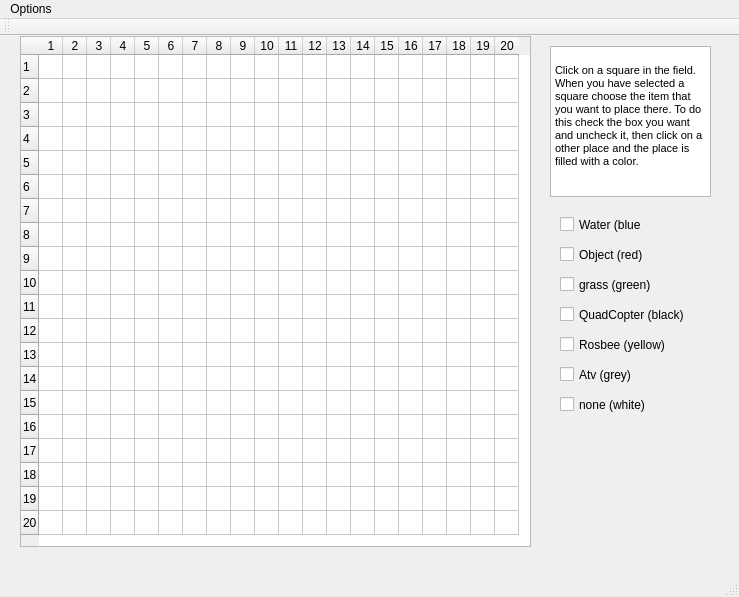
Qt form Martijn_van_der_Struijk/IndividueleOpdracht/mainwindow.ui (madmilla/THO78-Roborescue) before a commit.
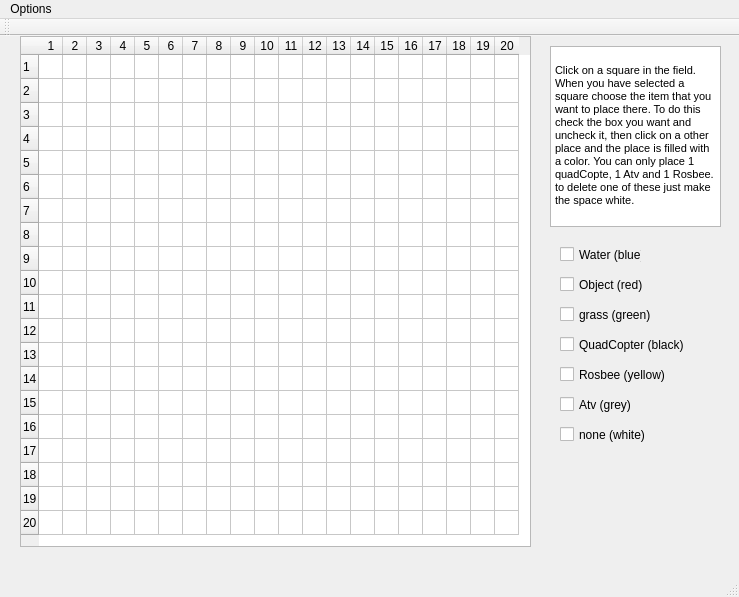
The same form after that commit.

Patch:
```diff
--- a/Martijn_van_der_Struijk/IndividueleOpdracht/mainwindow.ui
+++ b/Martijn_van_der_Struijk/IndividueleOpdracht/mainwindow.ui
@@ -86,7 +86,7 @@
     <property name="geometry">
      <rect>
       <x>560</x>
-      <y>180</y>
+      <y>210</y>
       <width>82</width>
       <height>17</height>
      </rect>
@@ -102,7 +102,7 @@
     <property name="geometry">
      <rect>
       <x>560</x>
-      <y>210</y>
+      <y>240</y>
       <width>121</width>
       <height>17</height>
      </rect>
@@ -115,7 +115,7 @@
     <property name="geometry">
      <rect>
       <x>560</x>
-      <y>240</y>
+      <y>270</y>
       <width>101</width>
       <height>17</height>
      </rect>
@@ -128,7 +128,7 @@
     <property name="geometry">
      <rect>
       <x>560</x>
-      <y>270</y>
+      <y>300</y>
       <width>131</width>
       <height>17</height>
      </rect>
@@ -141,7 +141,7 @@
     <property name="geometry">
      <rect>
       <x>560</x>
-      <y>300</y>
+      <y>330</y>
       <width>121</width>
       <height>17</height>
      </rect>
@@ -154,7 +154,7 @@
     <property name="geometry">
      <rect>
       <x>560</x>
-      <y>330</y>
+      <y>360</y>
       <width>91</width>
       <height>17</height>
      </rect>
@@ -167,7 +167,7 @@
     <property name="geometry">
      <rect>
       <x>560</x>
-      <y>360</y>
+      <y>390</y>
       <width>101</width>
       <height>17</height>
      </rect>
@@ -181,8 +181,8 @@
      <rect>
       <x>550</x>
       <y>10</y>
-      <width>161</width>
-      <height>151</height>
+      <width>171</width>
+      <height>181</height>
      </rect>
     </property>
     <property name="html">
@@ -191,7 +191,7 @@
 p, li { white-space: pre-wrap; }
 &lt;/style&gt;&lt;/head&gt;&lt;body style=&quot; font-family:'MS Shell Dlg 2'; font-size:8.25pt; font-weight:400; font-style:normal;&quot;&gt;
 &lt;p style=&quot;-qt-paragraph-type:empty; margin-top:0px; margin-bottom:0px; margin-left:0px; margin-right:0px; -qt-block-indent:0; text-indent:0px;&quot;&gt;&lt;br /&gt;&lt;/p&gt;
-&lt;p style=&quot; margin-top:0px; margin-bottom:0px; margin-left:0px; margin-right:0px; -qt-block-indent:0; text-indent:0px;&quot;&gt;&lt;span style=&quot; font-size:8pt;&quot;&gt;Click on a square in the field. When you have selected a square choose the item that you want to place there. To do this check the box you want and uncheck it, then click on a other place and the place is filled with a color.&lt;/span&gt;&lt;/p&gt;&lt;/body&gt;&lt;/html&gt;</string>
+&lt;p style=&quot; margin-top:0px; margin-bottom:0px; margin-left:0px; margin-right:0px; -qt-block-indent:0; text-indent:0px;&quot;&gt;&lt;span style=&quot; font-size:8pt;&quot;&gt;Click on a square in the field. When you have selected a square choose the item that you want to place there. To do this check the box you want and uncheck it, then click on a other place and the place is filled with a color. You can only place 1 quadCopte, 1 Atv and 1 Rosbee. to delete one of these just make the space white.&lt;/span&gt;&lt;/p&gt;&lt;/body&gt;&lt;/html&gt;</string>
     </property>
    </widget>
   </widget>
```
